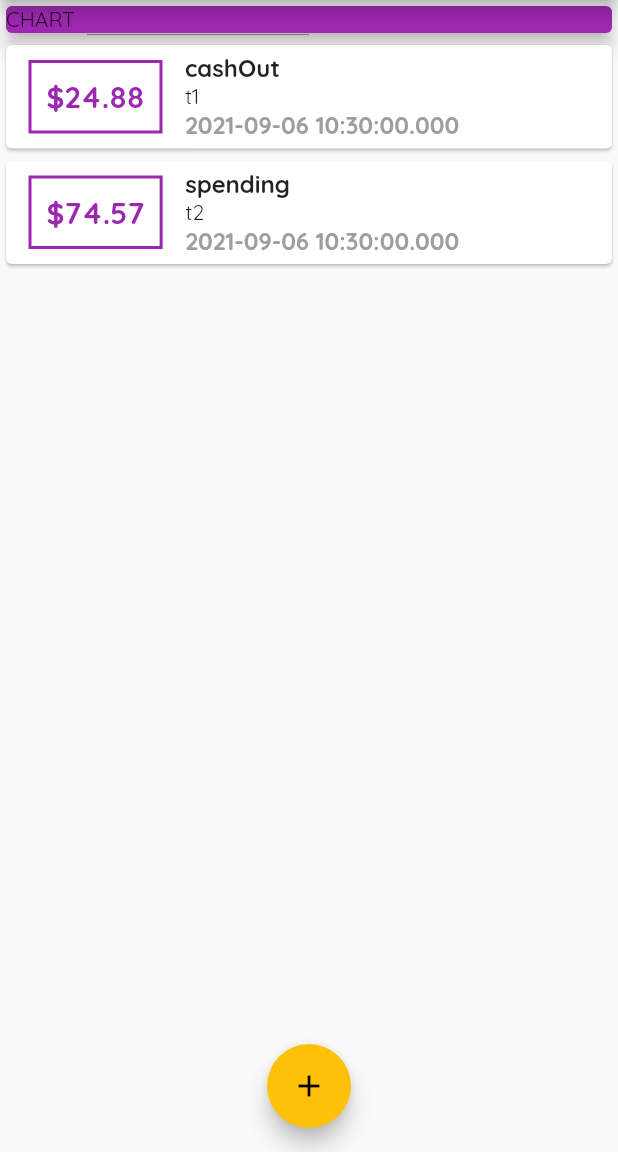
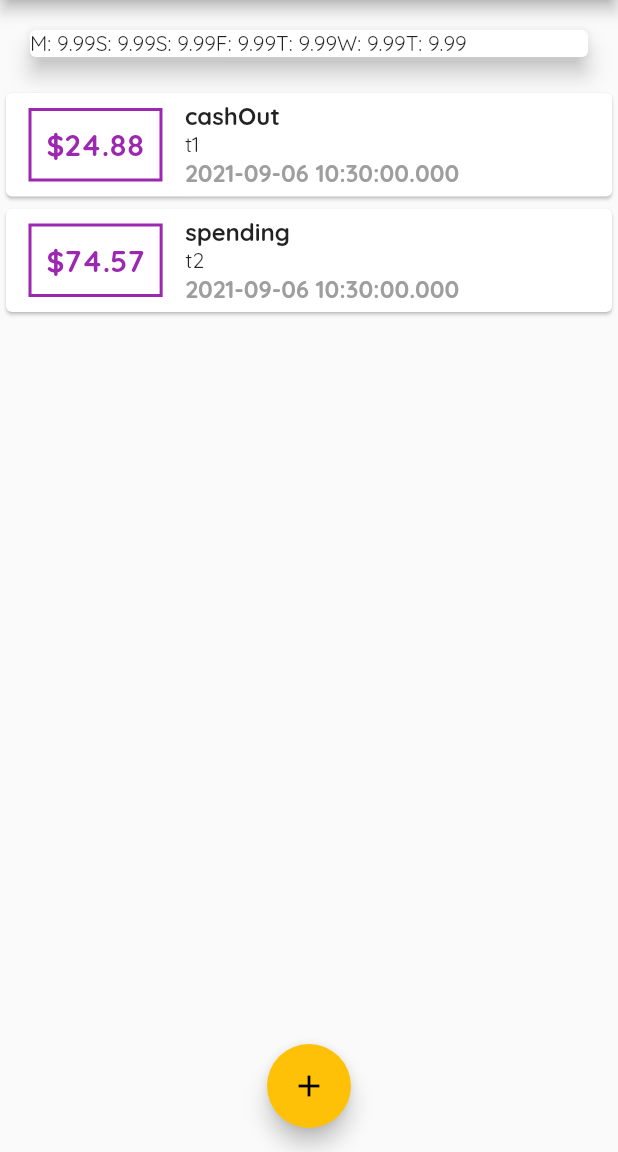
Before and after one commit to abdulbaqisky/planner, a Flutter app: the screen it shows after launch, on a phone screen of 412 x 824 dp, the part 84-1236 px from its top. Run offline on Flutter 3.47's test engine with Material 2 defaults, Android fonts, the phone set to English and light mode, and no system bars.

Commit message:
view brain

```diff
--- a/lib/main.dart
+++ b/lib/main.dart
@@ -1,5 +1,6 @@
 import 'package:flutter/cupertino.dart';
 import 'package:flutter/material.dart';
+import 'package:planner/widgets/chart.dart';
 import 'package:planner/widgets/transaction_List.dart';
 import './widgets/new_transactions.dart';
 import 'models/transaction.dart';
@@ -44,6 +45,18 @@ class _MyHomePageState extends State<MyHomePage> {
     ),
   ];
 
+  List<Transaction> get _recentTransaction {
+    return _userTransactions
+        .where(
+          (tx) => tx.date.isAfter(
+            DateTime.now().subtract(
+              Duration(days: 7),
+            ),
+          ),
+        )
+        .toList();
+  }
+
   void _addNewTransaction(String txTitle, double txAmount) {
     final newTx = Transaction(
         title: txTitle,
@@ -83,14 +96,7 @@ class _MyHomePageState extends State<MyHomePage> {
         child: Column(
           crossAxisAlignment: CrossAxisAlignment.stretch,
           children: [
-            Container(
-              width: double.infinity,
-              child: Card(
-                color: Theme.of(context).primaryColor,
-                child: Text('CHART'),
-                elevation: 5,
-              ),
-            ),
+            Chart(_userTransactions),
             TransactionList(_userTransactions),
           ],
         ),
--- a/lib/widgets/chart.dart
+++ b/lib/widgets/chart.dart
@@ -19,7 +19,10 @@ class Chart extends StatelessWidget {
           totalSum += recentTransactions[i].amount;
         }
       }
-      return {'day': DateFormat.E(weekDay), 'amount': 9.99};
+      return {
+        'day': DateFormat.E().format(weekDay).substring(0, 1),
+        'amount': 9.99
+      };
     });
   }
 
@@ -29,7 +32,11 @@ class Chart extends StatelessWidget {
       elevation: 6,
       margin: EdgeInsets.all(20),
       child: Row(
-        children: [],
+        children: [
+          ...groupedTransactionValues.map((data) {
+            return Text('${data['day']}: ${data['amount']}');
+          }).toList(),
+        ],
       ),
     );
   }
```
